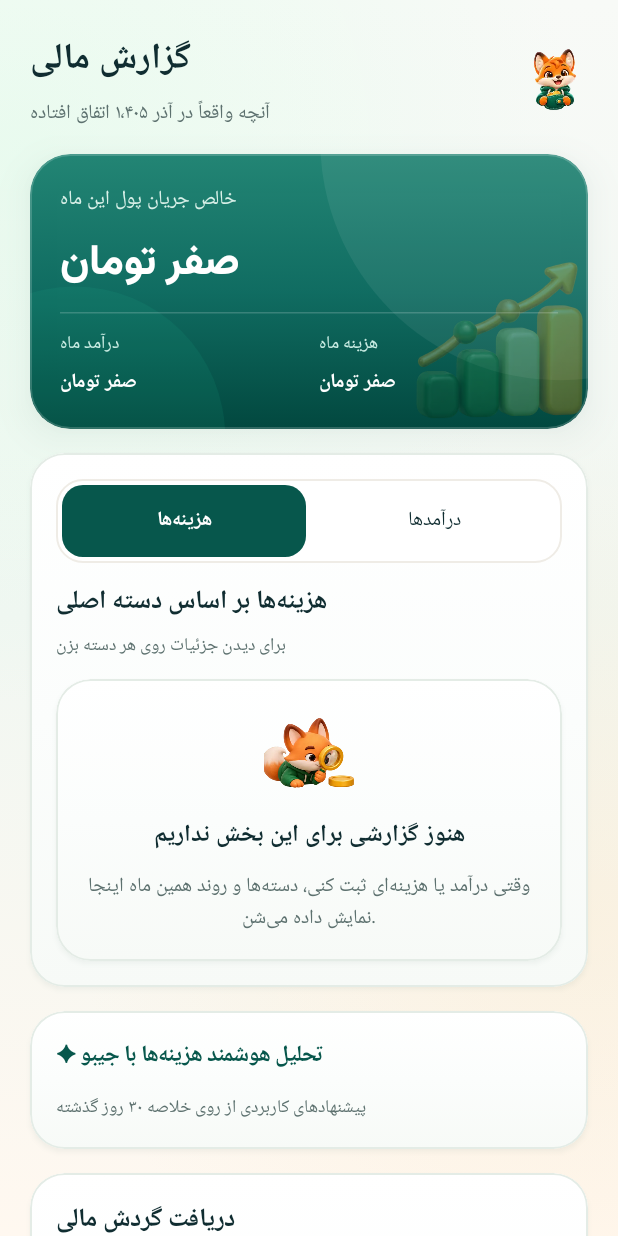
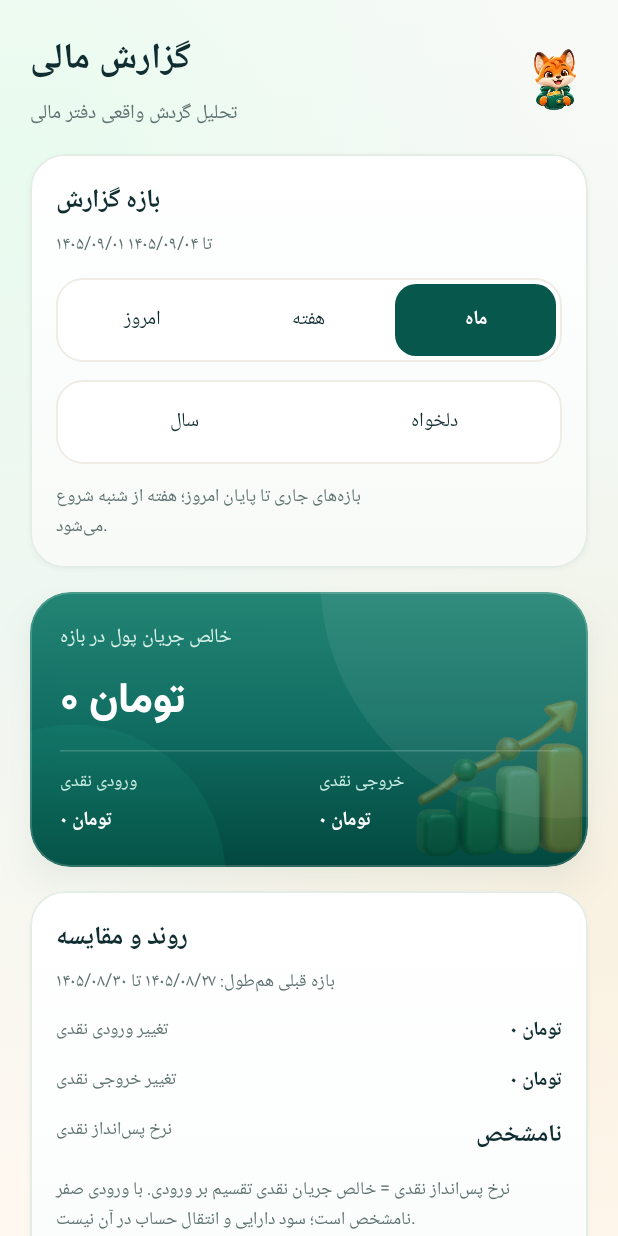
Before and after one commit to qashqaeii/Jibak, an Android app built with Jetpack Compose: the composable ReportsScreen called with empty values, on a phone screen of 412 x 824 dp. Run offline under Robolectric (Android 15) with nearby library versions, the phone set to English and light mode, and no system bars; our stand-ins replace Room's generated code; pictures from the network do not load.

Commit message:
Add Jalali report ranges, cash-flow comparisons, trend charts and printable PDF

```diff
--- /dev/null
+++ b/app/src/main/java/ir/jibik/app/ReportAnalytics.kt
@@ -0,0 +1,65 @@
+package ir.jibik.app
+
+import android.icu.util.Calendar
+import android.icu.util.TimeZone
+import android.icu.util.ULocale
+import ir.jibik.core.finance.LedgerKind
+import ir.jibik.core.finance.LedgerRecord
+import java.math.BigInteger
+import java.math.BigDecimal
+import java.math.RoundingMode
+
+internal data class ReportRange(val start: Long, val endExclusive: Long) {
+    init { require(start < endExclusive) }
+    val label get() = formatJalaliDueDate(start) + " تا " + formatJalaliDueDate(endExclusive - 1)
+}
+private fun reportCalendar(day: Long) = Calendar.getInstance(TimeZone.getTimeZone("Asia/Tehran"),
+    ULocale("fa_IR@calendar=persian")).apply { timeInMillis = day }
+private fun reportDays(range: ReportRange): Int =
+    reportCalendar(range.endExclusive).get(Calendar.JULIAN_DAY) - reportCalendar(range.start).get(Calendar.JULIAN_DAY)
+
+internal fun reportRange(preset: String, today: Long): ReportRange {
+    val cal = reportCalendar(today)
+    val start = when (preset) {
+        "DAY" -> today
+        "WEEK" -> offsetJalaliDay(today, -(cal.get(Calendar.DAY_OF_WEEK) % 7))
+        "YEAR" -> currentJalaliMonth(offsetJalaliMonth(today, -cal.get(Calendar.MONTH))).startMillis
+        else -> currentJalaliMonth(today).startMillis
+    }
+    return ReportRange(start, jalaliDueDayEndExclusive(today))
+}
+internal fun previousReportRange(range: ReportRange): ReportRange =
+    ReportRange(offsetJalaliDay(range.start, -reportDays(range)), range.start)
+
+internal data class ReportTotals(val income: BigInteger, val expense: BigInteger, val count: Int) {
+    val net get() = income - expense
+    val savingsRate: BigDecimal? get() = if (income.signum() == 0) null
+        else BigDecimal(net * 100.toBigInteger()).divide(BigDecimal(income), 1, RoundingMode.HALF_UP)
+}
+internal fun reportTotals(records: List<LedgerRecord>, range: ReportRange): ReportTotals {
+    var income = BigInteger.ZERO; var expense = BigInteger.ZERO; var count = 0
+    records.forEach { row ->
+        if (row.timestampMillis >= range.start && row.timestampMillis < range.endExclusive) {
+            when (row.kind) {
+                LedgerKind.INCOME -> { income += row.amountToman.toBigInteger(); count++ }
+                LedgerKind.EXPENSE -> { expense += row.amountToman.toBigInteger(); count++ }
+                else -> Unit
+            }
+        }
+    }
+    return ReportTotals(income, expense, count)
+}
+internal data class ReportBucket(val range: ReportRange, val totals: ReportTotals)
+internal fun reportTrend(records: List<LedgerRecord>, range: ReportRange): List<ReportBucket> {
+    val days = reportDays(range)
+    require(days > 0)
+    val count = minOf(12, days)
+    return (0 until count).map { i ->
+        val part = ReportRange(offsetJalaliDay(range.start, (days.toLong() * i / count).toInt()),
+            offsetJalaliDay(range.start, (days.toLong() * (i+1) / count).toInt()))
+        ReportBucket(part, reportTotals(records, part))
+    }
+}
+internal fun reportRateText(value: BigDecimal?): String = value?.let {
+    java.text.NumberFormat.getNumberInstance(java.util.Locale("fa","IR")).apply { maximumFractionDigits = 1 }.format(it) + "٪"
+} ?: "نامشخص"
--- /dev/null
+++ b/app/src/main/java/ir/jibik/app/ReportAnalyticsUi.kt
@@ -0,0 +1,83 @@
+package ir.jibik.app
+
+import androidx.compose.foundation.Canvas
+import androidx.compose.foundation.layout.*
+import androidx.compose.foundation.rememberScrollState
+import androidx.compose.foundation.verticalScroll
+import androidx.compose.material3.*
+import androidx.compose.runtime.*
+import androidx.compose.runtime.saveable.rememberSaveable
+import androidx.compose.ui.Modifier
+import androidx.compose.ui.geometry.Offset
+import androidx.compose.ui.geometry.Size
+import androidx.compose.ui.semantics.contentDescription
+import androidx.compose.ui.semantics.semantics
+import androidx.compose.ui.unit.dp
+import java.math.BigInteger
+
+@Composable
+internal fun ReportRangeSelector(preset: String, range: ReportRange, onPreset: (String) -> Unit) {
+    JibikSurfaceCard {
+        JibikSectionTitle("بازه گزارش", range.label)
+        JibikSegmentedControl(listOf("DAY" to "امروز", "WEEK" to "هفته", "MONTH" to "ماه"), preset, onSelected = onPreset)
+        JibikSegmentedControl(listOf("YEAR" to "سال", "CUSTOM" to "دلخواه"), preset, onSelected = onPreset)
+        JibikFormHint("بازه‌های جاری تا پایان امروز؛ هفته از شنبه شروع می‌شود.")
+    }
+}
+
+@Composable
+internal fun CustomReportRangeDialog(current: ReportRange, today: Long, onDismiss: () -> Unit,
+    onChoose: (ReportRange) -> Unit) {
+    var start by rememberSaveable { mutableStateOf(formatJalaliDueDate(current.start)) }
+    var end by rememberSaveable { mutableStateOf(formatJalaliDueDate(current.endExclusive - 1)) }
+    val a = parseJalaliDueDate(start)
+    val b = parseJalaliDueDate(end)
+    val valid = a != null && b != null && a > 0 && b >= a && b <= today
+    JibikModalDialog(properties = JibikWideDialogProperties, modifier = Modifier.jibikDialogSurface(),
+        onDismissRequest = onDismiss, title = { JibikDialogHeading("بازه دلخواه", "تاریخ شمسی · سال/ماه/روز") },
+        text = {
+            Column(Modifier.fillMaxWidth().verticalScroll(rememberScrollState()), verticalArrangement = Arrangement.spacedBy(10.dp)) {
+                OutlinedTextField(start, { start = it.take(10) }, label = { Text("از تاریخ") }, singleLine = true)
+                OutlinedTextField(end, { end = it.take(10) }, label = { Text("تا تاریخ (شامل این روز)") }, singleLine = true)
+                if (!valid) JibikFormHint("تاریخ پایان باید بین آغاز و امروز باشد.", isWarning = true)
+            }
+        },
+        confirmButton = { LiquidGlassButton("نمایش گزارش", enabled = valid, onClick = {
+            onChoose(ReportRange(requireNotNull(a), jalaliDueDayEndExclusive(requireNotNull(b))))
+        }) }, dismissButton = { TextButton(onClick = onDismiss) { Text("انصراف") } })
+}
+
+@Composable
+internal fun ReportTrendCard(range: ReportRange, totals: ReportTotals, previous: ReportTotals, buckets: List<ReportBucket>) {
+    var expanded by rememberSaveable(range.start, range.endExclusive) { mutableStateOf(false) }
+    JibikSurfaceCard {
+        JibikSectionTitle("روند و مقایسه", "بازه قبلی هم‌طول: " + previousReportRange(range).label)
+        JibikFinancialDetail("تغییر ورودی نقدی", forecastMoney(totals.income - previous.income))
+        JibikFinancialDetail("تغییر خروجی نقدی", forecastMoney(totals.expense - previous.expense))
+        JibikFinancialDetail("نرخ پس‌انداز نقدی", reportRateText(totals.savingsRate), emphasis = true)
+        JibikFormHint("نرخ پس‌انداز نقدی = خالص جریان نقدی تقسیم بر ورودی. با ورودی صفر نامشخص است؛ سود دارایی و انتقال حساب در آن نیست.")
+        val maxValue = buckets.maxOfOrNull { maxOf(it.totals.income, it.totals.expense) }?.max(BigInteger.ONE)?.toDouble() ?: 1.0
+        val green = JibikStyle.forest; val coral = JibikStyle.coral
+        Canvas(Modifier.fillMaxWidth().height(126.dp).semantics {
+            contentDescription = "نمودار ورودی و خروجی بازه؛ ورودی " + forecastMoney(totals.income) + "، خروجی " + forecastMoney(totals.expense)
+        }) {
+            val slot = size.width / buckets.size.coerceAtLeast(1)
+            val width = slot * .30f
+            buckets.forEachIndexed { i, bucket ->
+                val x = size.width - (i + 1) * slot
+                val income = (bucket.totals.income.toDouble() / maxValue * size.height).toFloat()
+                val expense = (bucket.totals.expense.toDouble() / maxValue * size.height).toFloat()
+                drawRect(green, Offset(x + slot * .15f, size.height - income), Size(width, income))
+                drawRect(coral, Offset(x + slot * .55f, size.height - expense), Size(width, expense))
+            }
+        }
+        Text("سبز: ورودی · مرجانی: خروجی", color = JibikStyle.muted)
+        TextButton(onClick = { expanded = !expanded }) { Text(if (expanded) "بستن جزئیات" else "مقادیر دقیق نمودار") }
+        if (expanded) buckets.forEach { bucket ->
+            Text(bucket.range.label)
+            JibikFinancialDetail("ورودی", forecastMoney(bucket.totals.income))
+            JibikFinancialDetail("خروجی", forecastMoney(bucket.totals.expense))
+            HorizontalDivider()
+        }
+    }
+}
--- a/app/src/main/java/ir/jibik/app/ReportsScreen.kt
+++ b/app/src/main/java/ir/jibik/app/ReportsScreen.kt
@@ -77,30 +77,38 @@ internal fun ReportsScreen(
     wealth: NetWorth? = null,
     onAssets: () -> Unit = {},
 ) {
-    val month = currentJalaliMonth()
-    val totals = periodTotals(records, month.startMillis, month.endExclusiveMillis)
+    var preset by rememberSaveable { mutableStateOf("MONTH") }
+    var customStart by rememberSaveable { mutableStateOf(0L) }
+    var customEnd by rememberSaveable { mutableStateOf(0L) }
+    var showRange by rememberSaveable { mutableStateOf(false) }
+    val today = requireNotNull(parseJalaliDueDate(formatJalaliDueDate(System.currentTimeMillis())))
+    val range = if (preset == "CUSTOM" && customStart > 0 && customEnd > customStart) ReportRange(customStart, customEnd) else reportRange(preset, today)
+    val totals = remember(records.toList(), range) { reportTotals(records, range) }
+    val spending = remember(records.toList(), receiptLines, range) { detailedCategoryExpenses(records, receiptLines, range.start, range.endExclusive) }
+    val previous = remember(records.toList(), range) { reportTotals(records, previousReportRange(range)) }
+    val trend = remember(records.toList(), range) { reportTrend(records, range) }
     var incomeBreakdown by rememberSaveable { mutableStateOf(false) }
     val categories = if (incomeBreakdown) {
-        detailedIncomeCategories(records, month.startMillis, month.endExclusiveMillis)
-    } else categorySpending
-    val expenseRoots = categoryReportRows(categorySpending)
-    var selectedCategoryPath by rememberSaveable { mutableStateOf("") }
-    var selectedLeafPath by rememberSaveable { mutableStateOf("") }
-    var directOnly by rememberSaveable { mutableStateOf(false) }
-    var showAllCategories by rememberSaveable { mutableStateOf(false) }
-    var visibleTransactions by rememberSaveable { mutableStateOf(15) }
+        detailedIncomeCategories(records, range.start, range.endExclusive)
+    } else spending
+    val expenseRoots = categoryReportRows(spending)
+    var selectedCategoryPath by rememberSaveable(range.start, range.endExclusive) { mutableStateOf("") }
+    var selectedLeafPath by rememberSaveable(range.start, range.endExclusive) { mutableStateOf("") }
+    var directOnly by rememberSaveable(range.start, range.endExclusive) { mutableStateOf(false) }
+    var showAllCategories by rememberSaveable(range.start, range.endExclusive) { mutableStateOf(false) }
+    var visibleTransactions by rememberSaveable(range.start, range.endExclusive) { mutableStateOf(15) }
     val displayed = categoryReportRows(categories, selectedCategoryPath)
     val contributions = if (selectedLeafPath.isNotEmpty()) {
         categoryReportContributions(
             if (incomeBreakdown) classifiedIncomeLines(
-                records, month.startMillis, month.endExclusiveMillis,
+                records, range.start, range.endExclusive,
             ) else classifiedExpenseLines(
-                records, receiptLines, month.startMillis, month.endExclusiveMillis,
+                records, receiptLines, range.start, range.endExclusive,
             ),
             selectedLeafPath, directOnly,
         )
     } else emptyList()
-    val cashFlow = totals.incomeToman - totals.expenseToman
+    val cashFlow = totals.net
     Column(
         modifier = modifier.fillMaxSize().liquidBackdrop().verticalScroll(rememberScrollState())
             .padding(20.dp),
@@ -108,34 +116,37 @@ internal fun ReportsScreen(
     ) {
         JibikPageHeader(
             title = "گزارش مالی",
-            subtitle = "آنچه واقعاً در ${month.title} اتفاق افتاده",
+            subtitle = "تحلیل گردش واقعی دفتر مالی",
         )
+        ReportRangeSelector(preset, range, onPreset = { if (it == "CUSTOM") showRange = true else preset = it })
         JibikHero(Modifier.fillMaxWidth(), illustration = JiboArtwork.REPORTS) {
-            Text("خالص جریان پول این ماه", fontSize = 13.sp, color = Color(0xFFDAF1E9))
-            JibikHeroAmount(moneyReport(cashFlow))
+            Text("خالص جریان پول در بازه", fontSize = 13.sp, color = Color(0xFFDAF1E9))
+            JibikHeroAmount(forecastMoney(cashFlow))
             HorizontalDivider(color = Color.White.copy(alpha = 0.18f))
             Row(
                 Modifier.fillMaxWidth(),
                 horizontalArrangement = Arrangement.spacedBy(14.dp),
             ) {
                 Column(Modifier.weight(1f), verticalArrangement = Arrangement.spacedBy(5.dp)) {
-                    Text("درآمد ماه", color = Color(0xFFCCEEE5), fontSize = 12.sp)
+                    Text("ورودی نقدی", color = Color(0xFFCCEEE5), fontSize = 12.sp)
                     Text(
-                        moneyReport(totals.incomeToman), color = Color.White, fontSize = 13.sp,
+                        forecastMoney(totals.income), color = Color.White, fontSize = 13.sp,
                         fontWeight = FontWeight.Bold, maxLines = 1,
                         overflow = TextOverflow.Ellipsis,
                     )
                 }
                 Column(Modifier.weight(1f), verticalArrangement = Arrangement.spacedBy(5.dp)) {
-                    Text("هزینه ماه", color = Color(0xFFCCEEE5), fontSize = 12.sp)
+                    Text("خروجی نقدی", color = Color(0xFFCCEEE5), fontSize = 12.sp)
                     Text(
-                        moneyReport(totals.expenseToman), color = Color.White, fontSize = 13.sp,
+                        forecastMoney(totals.expense), color = Color.White, fontSize = 13.sp,
                         fontWeight = FontWeight.Bold, maxLines = 1,
                         overflow = TextOverflow.Ellipsis,
                     )
                 }
             }
         }
+        ReportTrendCard(range, totals, previous, trend)
+        ReportPdfAction(range, totals, previous, expenseRoots)
         wealth?.let { worth ->
             LiquidGlassCard(onClick = onAssets, tone = GlassTone.CRYSTAL) {
                 JibikSectionTitle("ارزش خالص دارایی‌ها", "تصویر امروز · بر اساس اطلاعات ثبت‌شده")
@@ -147,7 +158,7 @@ internal fun ReportsScreen(
         }
         if (expenseRoots.isNotEmpty()) {
             JibikSurfaceCard {
-                Text("بیشترین هزینه در این ماه", color = Muted, fontSize = 12.sp)
+                Text("بیشترین هزینه در بازه", color = Muted, fontSize = 12.sp)
                 Row(
                     Modifier.fillMaxWidth(),
                     horizontalArrangement = Arrangement.SpaceBetween,
@@ -214,7 +225,7 @@ internal fun ReportsScreen(
                     color = Emerald, fontWeight = FontWeight.ExtraBold,
                     fontSize = 15.sp)
                 if (contributions.isEmpty()) {
-                    JibikFormHint("تراکنشی برای این دسته در این ماه پیدا نشد.")
+                    JibikFormHint("تراکنشی برای این دسته در این بازه پیدا نشد.")
                 }
                 contributions.take(visibleTransactions).forEach { part ->
                     LiquidGlassCard(
@@ -258,7 +269,7 @@ internal fun ReportsScreen(
             } else if (displayed.isEmpty()) {
                 JibikStatePanel(
                     title = "هنوز گزارشی برای این بخش نداریم",
-                    description = "وقتی درآمد یا هزینه‌ای ثبت کنی، دسته‌ها و روند همین ماه اینجا نمایش داده می‌شن.",
+                    description = "وقتی درآمد یا هزینه‌ای ثبت کنی، دسته‌ها و روند بازه اینجا نمایش داده می‌شن.",
                 )
             } else {
                 val levelTotal = displayed.fold(0L) { sum, row ->
@@ -364,6 +375,9 @@ internal fun ReportsScreen(
         )
         Spacer(Modifier.height(12.dp))
     }
+    if (showRange) CustomReportRangeDialog(range, today, onDismiss = { showRange = false }) { chosen ->
+        customStart = chosen.start; customEnd = chosen.endExclusive; preset = "CUSTOM"; showRange = false
+    }
 }
 
 /**
```
Also changed, not shown: app/src/main/java/ir/jibik/app/ReportPdf.kt (added, +107 -0 lines).
